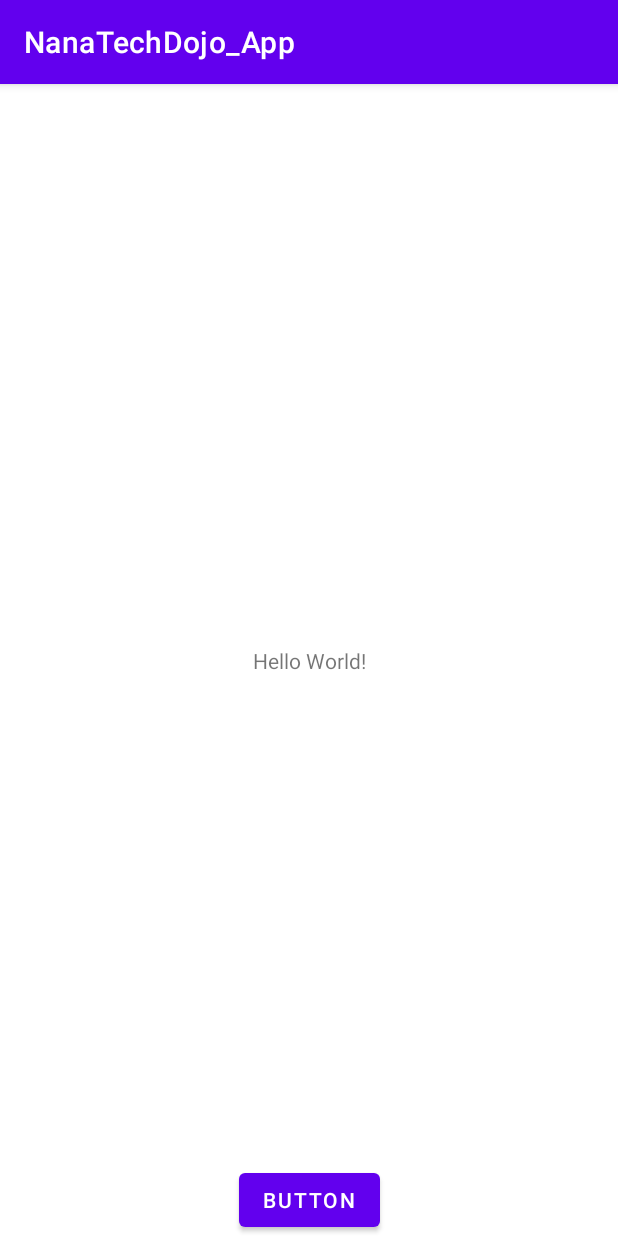
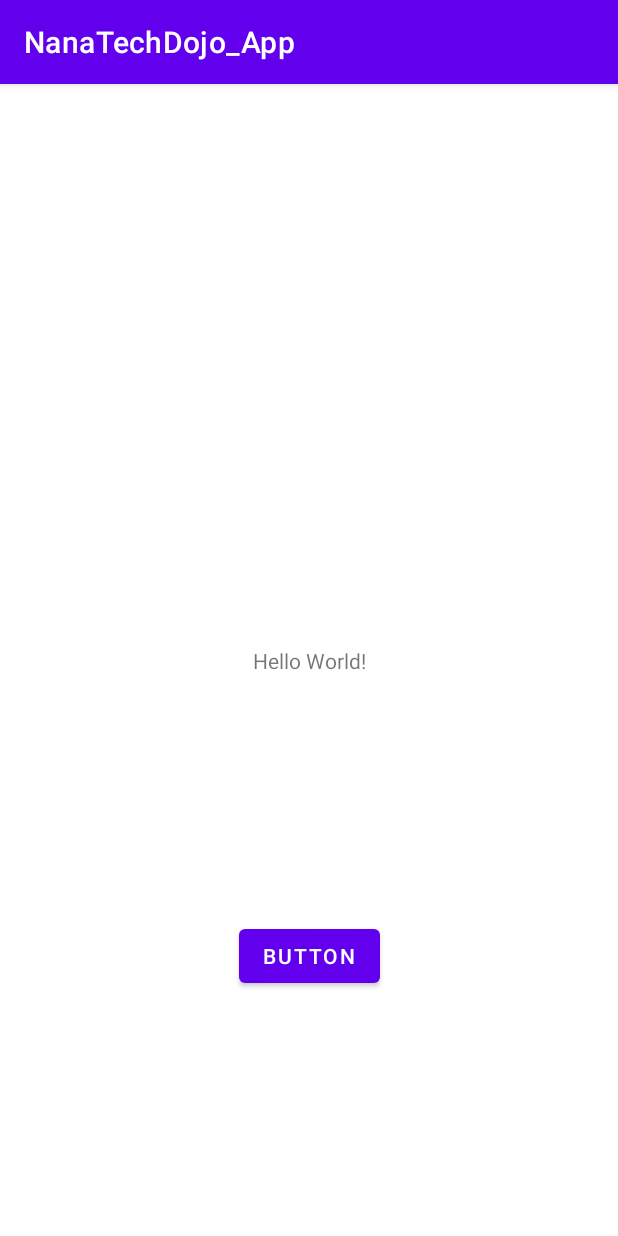
Before and after one commit to kamioka24/NanaTechDojo_App, an Android app: the screen it shows after launch (MainActivity), on a phone screen of 412 x 824 dp. Run offline under Robolectric (Android 15) with nearby library versions, the phone set to English and light mode, and no system bars.

Commit message:
[Finish]

```diff
--- a/app/src/main/res/layout/activity_main.xml
+++ b/app/src/main/res/layout/activity_main.xml
@@ -23,6 +23,7 @@
         android:text="Button"
         app:layout_constraintBottom_toBottomOf="parent"
         app:layout_constraintEnd_toEndOf="parent"
-        app:layout_constraintStart_toStartOf="parent" />
+        app:layout_constraintStart_toStartOf="parent"
+        app:layout_constraintTop_toBottomOf="@+id/textView" />
 
 </androidx.constraintlayout.widget.ConstraintLayout>
```
